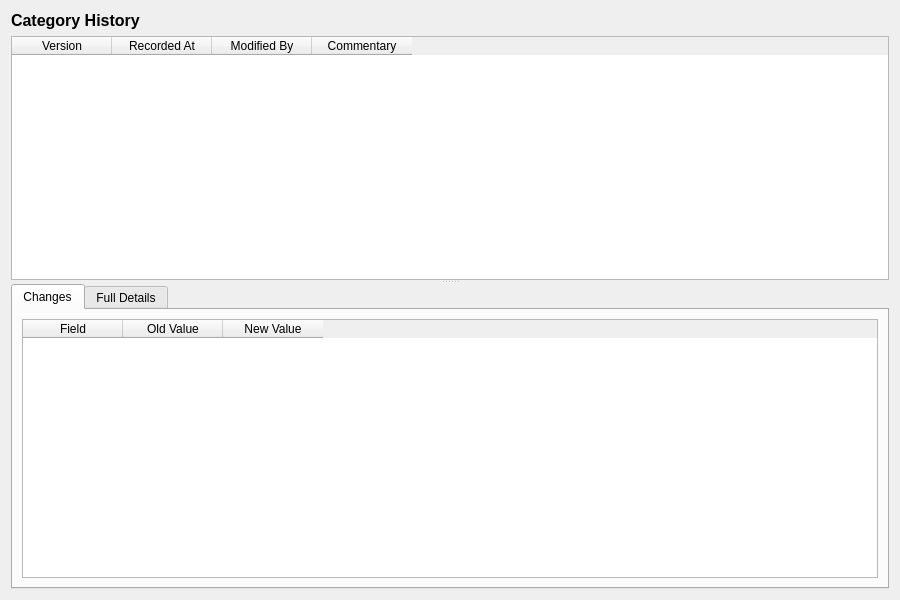
Old version of the form projects/ores.qt/ui/ChangeReasonCategoryHistoryDialog.ui in the repository OreStudio/OreStudio.
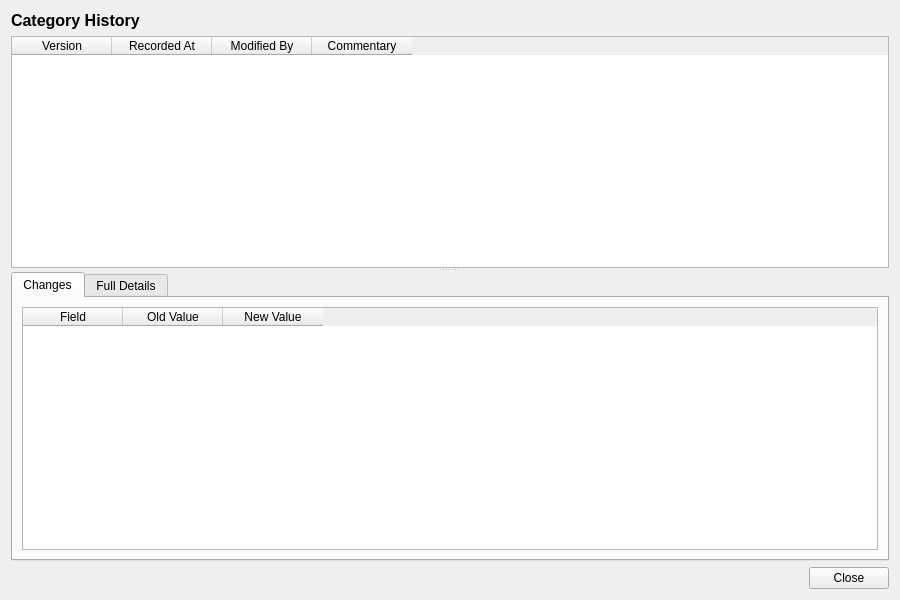
New version of the form.

Commit message: [qt] Remove toolbars from detail dialogs; add Close button throughout

Diff of the .ui file:
```diff
--- a/projects/ores.qt/ui/ChangeReasonCategoryHistoryDialog.ui
+++ b/projects/ores.qt/ui/ChangeReasonCategoryHistoryDialog.ui
@@ -251,6 +251,27 @@
      </widget>
     </widget>
    </item>
+   <item>
+    <layout class="QHBoxLayout" name="buttonLayout">
+     <item>
+      <spacer name="horizontalSpacer">
+       <property name="orientation">
+        <enum>Qt::Horizontal</enum>
+       </property>
+       <property name="sizeHint" stdset="0">
+        <size><width>40</width><height>20</height></size>
+       </property>
+      </spacer>
+     </item>
+     <item>
+      <widget class="QPushButton" name="closeButton">
+       <property name="text">
+        <string>Close</string>
+       </property>
+      </widget>
+     </item>
+    </layout>
+   </item>
   </layout>
  </widget>
  <resources/>
```
The commit also changes 201 other files.
